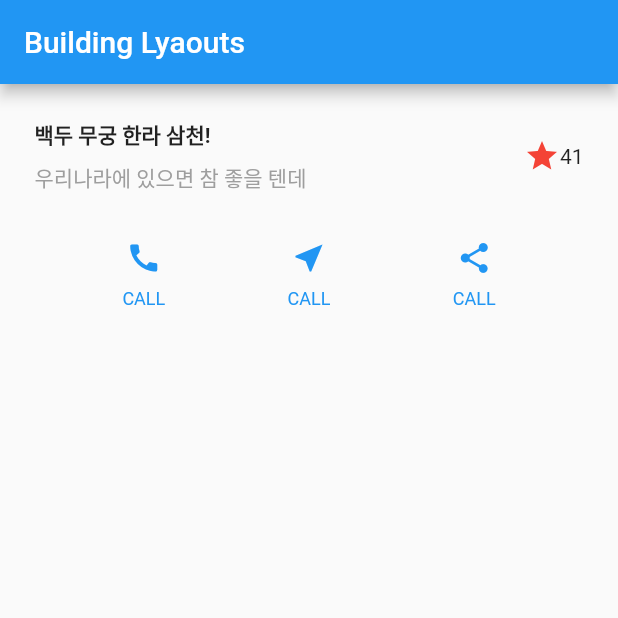
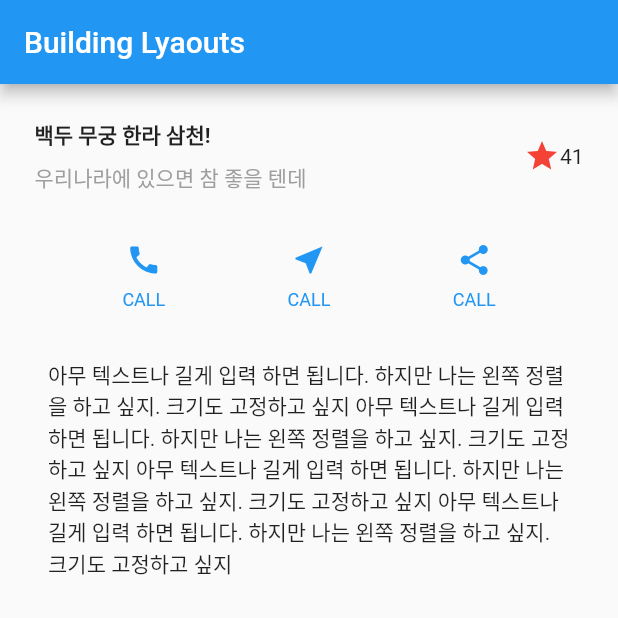
Before and after one commit to Dart-for-Apps/flutter-building-layouts, a Flutter app: the screen it shows after launch, on a phone screen of 412 x 824 dp, the top half of it. Run offline on Flutter 3.47's test engine with Material 2 defaults, Android fonts, the phone set to English and light mode, and no system bars.

Commit message:
Complete Step 4

```diff
--- a/lib/main.dart
+++ b/lib/main.dart
@@ -25,12 +25,14 @@ class BuildingLayouts extends StatelessWidget {
         title: Text('Building Lyaouts'),
       ),
       body: Column(
+        crossAxisAlignment: CrossAxisAlignment.start,
         children: <Widget>[
           TitleSection(),
           SizedBox(
-            height: 8.0,
+            height: 9.0,
           ),
           ButtonSection(),
+          TextSection(),
         ],
       ),
     );
@@ -120,3 +122,19 @@ class ButtonSection extends StatelessWidget {
     );
   }
 }
+
+class TextSection extends StatelessWidget {
+  @override
+  Widget build(BuildContext context) {
+    // TODO: implement build
+    return Container(
+      padding: EdgeInsets.all(32.0),
+      child: Text(
+        '''
+아무 텍스트나 길게 입력 하면 됩니다. 하지만 나는 왼쪽 정렬을 하고 싶지. 크기도 고정하고 싶지 아무 텍스트나 길게 입력 하면 됩니다. 하지만 나는 왼쪽 정렬을 하고 싶지. 크기도 고정하고 싶지 아무 텍스트나 길게 입력 하면 됩니다. 하지만 나는 왼쪽 정렬을 하고 싶지. 크기도 고정하고 싶지 아무 텍스트나 길게 입력 하면 됩니다. 하지만 나는 왼쪽 정렬을 하고 싶지. 크기도 고정하고 싶지
+          ''',
+        softWrap: true,
+      ),
+    );
+  }
+}
```
